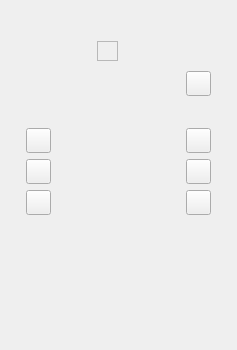
This is plugins/robots/interpreters/trikKitInterpreter/src/trikDisplayWidget.ui in qreal/qreal as Qt 5 draws it before an edit. The edited form follows.
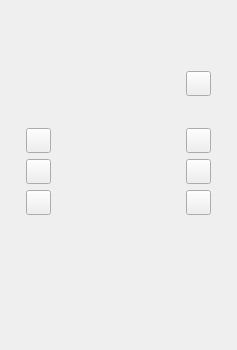
This is the edited form. Icons and pictures are not drawn. Custom widgets are drawn as their Qt base class.

What changed in the file:
```diff
--- a/plugins/robots/interpreters/trikKitInterpreter/src/trikDisplayWidget.ui
+++ b/plugins/robots/interpreters/trikKitInterpreter/src/trikDisplayWidget.ui
@@ -157,11 +157,14 @@
        <string notr="true"/>
       </property>
       <property name="frameShape">
-       <enum>QFrame::StyledPanel</enum>
+       <enum>QFrame::Panel</enum>
       </property>
       <property name="frameShadow">
        <enum>QFrame::Raised</enum>
       </property>
+      <property name="lineWidth">
+       <number>0</number>
+      </property>
      </widget>
     </widget>
    </item>
```
